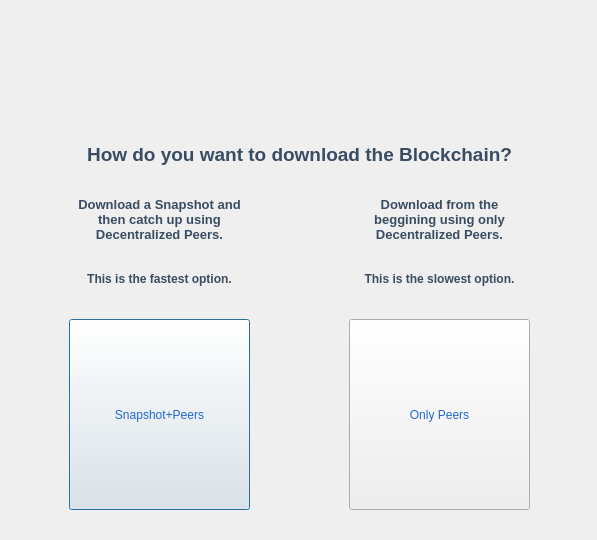
meritlabs/merit, file src/qt/forms/faststart.ui: the form before one commit.
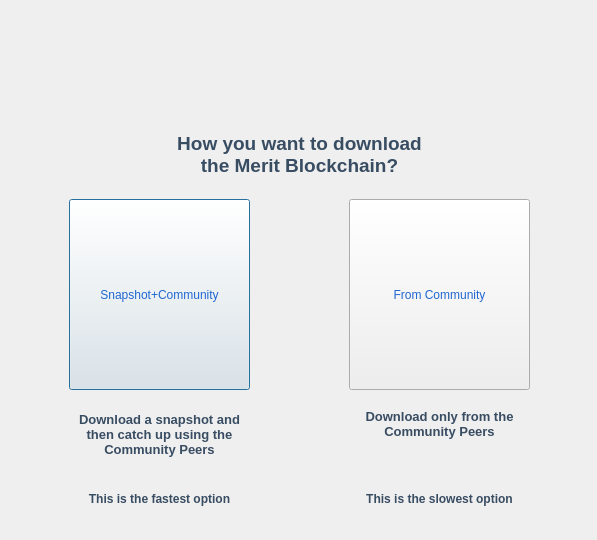
The form after the commit. Icons and pictures are not drawn.

```diff
--- a/src/qt/forms/faststart.ui
+++ b/src/qt/forms/faststart.ui
@@ -100,7 +100,7 @@
       </rect>
      </property>
      <property name="text">
-      <string>&lt;html&gt;&lt;head/&gt;&lt;body&gt;&lt;p align=&quot;center&quot;&gt;&lt;span style=&quot; font-size:14pt; font-weight:600; color:#384c62;&quot;&gt;How do you want to download the Blockchain?&lt;/span&gt;&lt;/p&gt;&lt;/body&gt;&lt;/html&gt;</string>
+      <string>&lt;html&gt;&lt;head/&gt;&lt;body&gt;&lt;p align=&quot;center&quot;&gt;&lt;span style=&quot; font-size:14pt; font-weight:600; color:#384c62;&quot;&gt;How you want to download&lt;br/&gt;the Merit Blockchain?&lt;/span&gt;&lt;/p&gt;&lt;/body&gt;&lt;/html&gt;</string>
      </property>
      <property name="margin">
       <number>0</number>
@@ -110,7 +110,7 @@
      <property name="geometry">
       <rect>
        <x>70</x>
-       <y>200</y>
+       <y>80</y>
        <width>181</width>
        <height>191</height>
       </rect>
@@ -119,14 +119,14 @@
       <string notr="true">font: 14pt &quot;Sans Serif&quot;; color: rgb(32, 103, 209);</string>
      </property>
      <property name="text">
-      <string>Snapshot+Peers</string>
+      <string>Snapshot+Community</string>
      </property>
     </widget>
     <widget class="QPushButton" name="peersButton">
      <property name="geometry">
       <rect>
        <x>350</x>
-       <y>200</y>
+       <y>80</y>
        <width>181</width>
        <height>191</height>
       </rect>
@@ -135,20 +135,20 @@
       <string notr="true">font: 14pt &quot;Sans Serif&quot;; color: rgb(32, 103, 209);</string>
      </property>
      <property name="text">
-      <string>Only Peers</string>
+      <string>From Community</string>
      </property>
     </widget>
     <widget class="QLabel" name="label_4">
      <property name="geometry">
       <rect>
        <x>70</x>
-       <y>70</y>
+       <y>290</y>
        <width>181</width>
-       <height>61</height>
+       <height>51</height>
       </rect>
      </property>
      <property name="text">
-      <string>&lt;html&gt;&lt;head/&gt;&lt;body&gt;&lt;p align=&quot;center&quot;&gt;&lt;span style=&quot; font-size:10pt; font-weight:600; color:#384c62;&quot;&gt;Download a Snapshot and then catch up using Decentralized Peers.&lt;/span&gt;&lt;/p&gt;&lt;/body&gt;&lt;/html&gt;</string>
+      <string>&lt;html&gt;&lt;head/&gt;&lt;body&gt;&lt;p align=&quot;center&quot;&gt;&lt;span style=&quot; font-size:10pt; font-weight:600; color:#384c62;&quot;&gt;Download a snapshot and then catch up using the Community Peers&lt;/span&gt;&lt;/p&gt;&lt;/body&gt;&lt;/html&gt;</string>
      </property>
      <property name="wordWrap">
       <bool>true</bool>
@@ -161,13 +161,13 @@
      <property name="geometry">
       <rect>
        <x>350</x>
-       <y>70</y>
+       <y>290</y>
        <width>181</width>
-       <height>61</height>
+       <height>41</height>
       </rect>
      </property>
      <property name="text">
-      <string>&lt;html&gt;&lt;head/&gt;&lt;body&gt;&lt;p align=&quot;center&quot;&gt;&lt;span style=&quot; font-size:10pt; font-weight:600; color:#384c62;&quot;&gt;Download from the beggining using only Decentralized Peers.&lt;/span&gt;&lt;/p&gt;&lt;/body&gt;&lt;/html&gt;</string>
+      <string>&lt;html&gt;&lt;head/&gt;&lt;body&gt;&lt;p align=&quot;center&quot;&gt;&lt;span style=&quot; font-size:10pt; font-weight:600; color:#384c62;&quot;&gt;Download only from the Community Peers&lt;br/&gt;&lt;/span&gt;&lt;/p&gt;&lt;/body&gt;&lt;/html&gt;</string>
      </property>
      <property name="wordWrap">
       <bool>true</bool>
@@ -180,13 +180,13 @@
      <property name="geometry">
       <rect>
        <x>70</x>
-       <y>120</y>
+       <y>360</y>
        <width>181</width>
-       <height>81</height>
+       <height>41</height>
       </rect>
      </property>
      <property name="text">
-      <string>&lt;html&gt;&lt;head/&gt;&lt;body&gt;&lt;p align=&quot;center&quot;&gt;&lt;span style=&quot; font-weight:600; color:#384c62;&quot;&gt;This is the fastest option.&lt;/span&gt;&lt;/p&gt;&lt;/body&gt;&lt;/html&gt;</string>
+      <string>&lt;html&gt;&lt;head/&gt;&lt;body&gt;&lt;p align=&quot;center&quot;&gt;&lt;span style=&quot; font-weight:600; color:#384c62;&quot;&gt;This is the fastest option&lt;/span&gt;&lt;/p&gt;&lt;/body&gt;&lt;/html&gt;</string>
      </property>
      <property name="wordWrap">
       <bool>true</bool>
@@ -199,13 +199,13 @@
      <property name="geometry">
       <rect>
        <x>350</x>
-       <y>120</y>
+       <y>360</y>
        <width>181</width>
-       <height>81</height>
+       <height>41</height>
       </rect>
      </property>
      <property name="text">
-      <string>&lt;html&gt;&lt;head/&gt;&lt;body&gt;&lt;p align=&quot;center&quot;&gt;&lt;span style=&quot; font-weight:600; color:#384c62;&quot;&gt;This is the slowest option.&lt;/span&gt;&lt;/p&gt;&lt;/body&gt;&lt;/html&gt;</string>
+      <string>&lt;html&gt;&lt;head/&gt;&lt;body&gt;&lt;p align=&quot;center&quot;&gt;&lt;span style=&quot; font-weight:600; color:#384c62;&quot;&gt;This is the slowest option&lt;/span&gt;&lt;/p&gt;&lt;/body&gt;&lt;/html&gt;</string>
      </property>
      <property name="wordWrap">
       <bool>true</bool>
```
Left out of the diff: 11 changed lines with no effect on the pictures.
